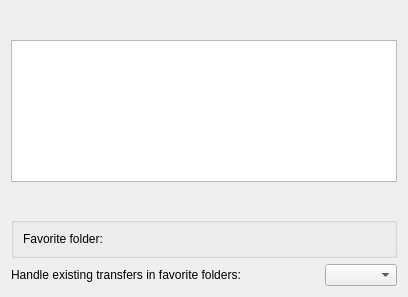
Before: the Qt Designer form src/plugins/categories/preferencescategories.ui in KDE/kwooty, drawn with Qt 5.
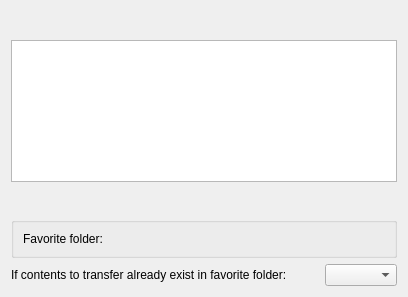
After: the same form once the commit is applied. Custom widgets are drawn as their Qt base class.

The edit to the form file:
```diff
--- a/src/plugins/categories/preferencescategories.ui
+++ b/src/plugins/categories/preferencescategories.ui
@@ -121,7 +121,7 @@
      <item>
       <widget class="QLabel" name="labelExistingTransfers">
        <property name="text">
-        <string>Handle existing transfers in favorite folders: </string>
+        <string>If contents to transfer already exist in favorite folder:</string>
        </property>
       </widget>
      </item>
```
